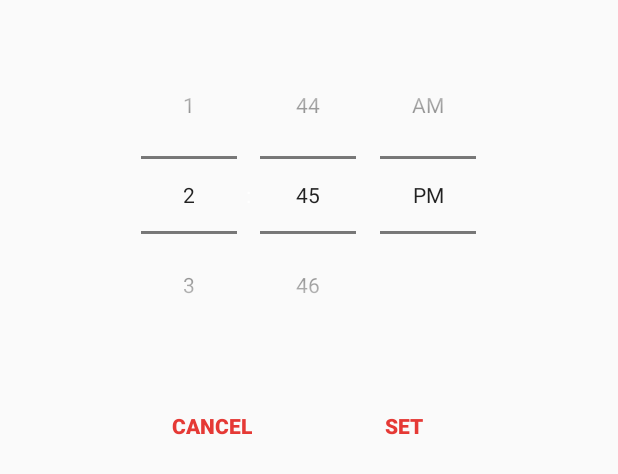
After one commit to angadgarg25/NapCalendar, an Android app: the layout time_pick.xml on its own in the app's theme, with its tools: preview values and no code run, on a phone screen of 412 x 824 dp. The commit adds this screen. Shown: the top 474 px of the screen. Run offline under Robolectric (Android 15) with nearby library versions, the phone set to English and light mode, and no system bars.

Commit message:
TimePicker and Settings button added.
Still need to do intent to alarm app, create calendar viz, allow sync
from google calendar, and add persistent alarm and other settings to
settings button.

```diff
--- a/app/src/main/res/layout/nap_main.xml
+++ b/app/src/main/res/layout/nap_main.xml
@@ -71,6 +71,7 @@
         android:layout_height="wrap_content"
         android:text="Nap Until Time"
         android:textStyle="bold"
+        android:onClick="naptime2"
         android:textColor="#e53935"
         style="?android:attr/borderlessButtonStyle"
         android:id="@+id/radioButton2"
--- /dev/null
+++ b/app/src/main/res/layout/time_pick.xml
@@ -0,0 +1,46 @@
+<?xml version="1.0" encoding="utf-8"?>
+<RelativeLayout xmlns:android="http://schemas.android.com/apk/res/android"
+    android:layout_width="match_parent"
+    android:layout_height="match_parent">
+
+    <TimePicker
+        android:layout_width="wrap_content"
+        android:layout_height="wrap_content"
+        android:id="@+id/timePicker"
+        android:layout_margin="24dp"
+        android:layout_alignParentTop="true"
+        android:layout_centerHorizontal="true"
+        android:timePickerMode="spinner" />
+
+    <LinearLayout
+        android:orientation="horizontal"
+        android:layout_width="match_parent"
+        android:layout_alignLeft="@+id/timePicker"
+        android:layout_alignRight="@+id/timePicker"
+        android:layout_height="wrap_content"
+        android:layout_below="@+id/timePicker"
+        android:layout_centerHorizontal="true">
+
+
+        <Button
+            android:layout_width="wrap_content"
+            android:layout_height="wrap_content"
+            android:text="Cancel"
+            android:textStyle="bold"
+            android:textColor="@color/red"
+            style="?android:attr/borderlessButtonStyle"
+            android:layout_weight="1"
+            android:id="@+id/button5" />
+
+        <Button
+            android:layout_width="wrap_content"
+            android:layout_height="wrap_content"
+            android:text="Set"
+            android:textStyle="bold"
+            style="?android:attr/borderlessButtonStyle"
+            android:textColor="@color/red"
+            android:layout_weight="1"
+            android:id="@+id/button6" />
+    </LinearLayout>
+
+</RelativeLayout>
```
Also changed, not shown: app/src/main/java/greggnod/napcalendar/MainActivity.java (+17 -0 lines), app/src/main/res/layout/activity_main.xml (+11 -0 lines), app/src/main/res/drawable/settings.png (added).
